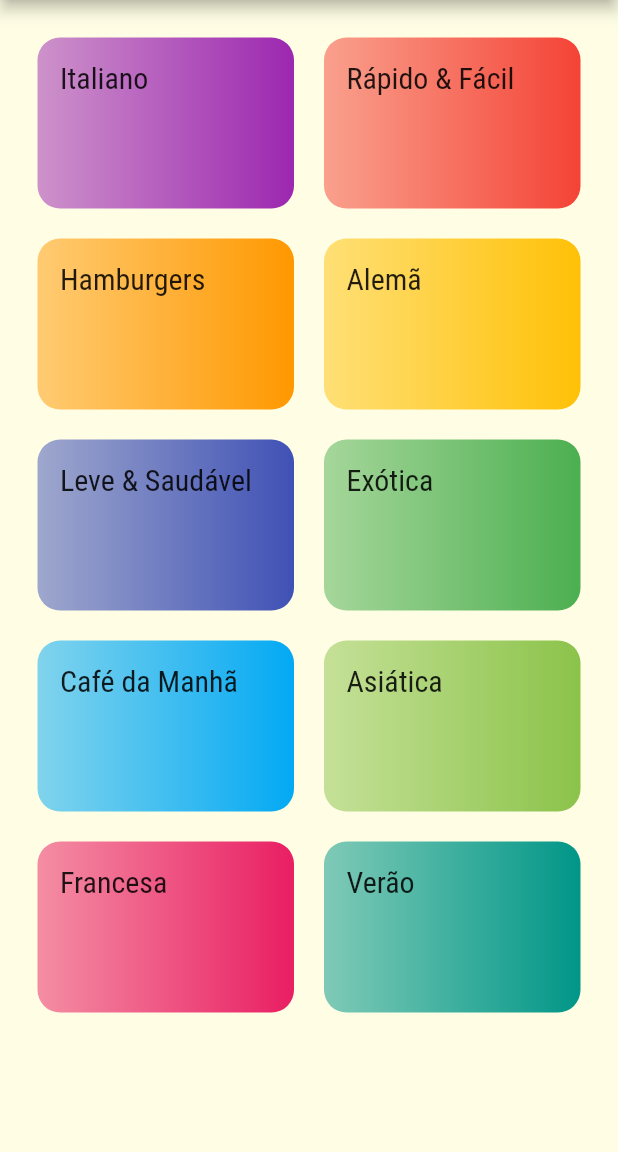
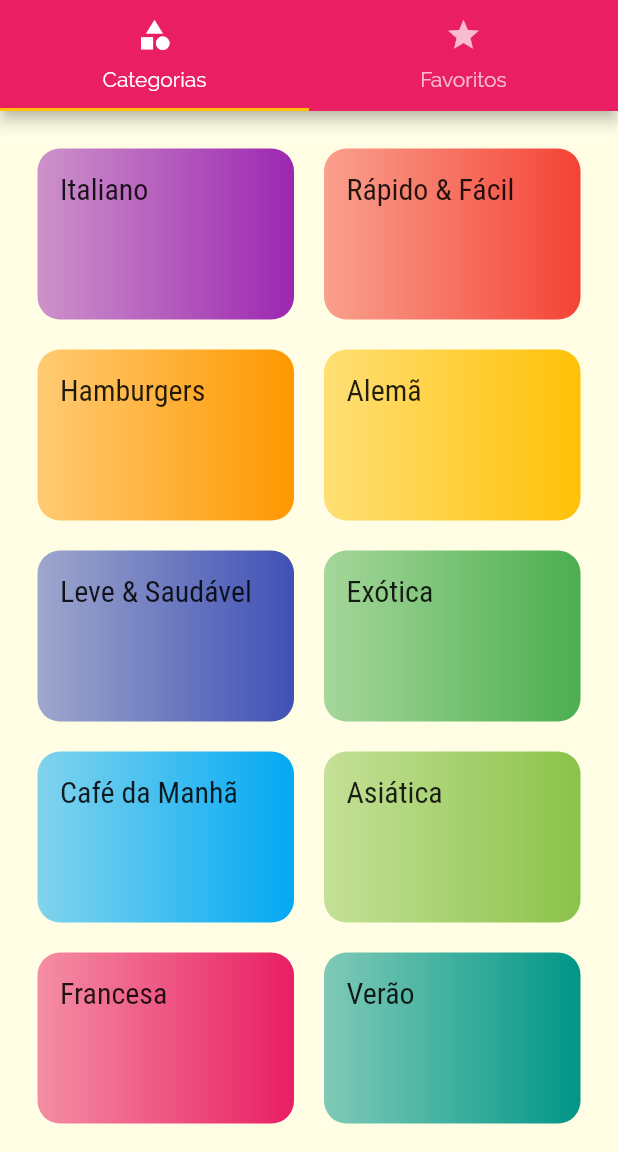
Before and after one commit to forstudents/meals_v1, a Flutter app: the screen it shows after launch, on a phone screen of 412 x 824 dp, the part 84-1236 px from its top. Run offline on Flutter 3.47's test engine with Material 2 defaults, Android fonts, the phone set to English and light mode, and no system bars.

Commit message:
Divisão por abas

```diff
--- a/lib/main.dart
+++ b/lib/main.dart
@@ -1,6 +1,8 @@
 import 'package:flutter/material.dart';
 import 'package:meals/screens/categories_meals_screen.dart';
 import 'package:meals/screens/categories_screen.dart';
+import 'package:meals/screens/meal_detail_screen.dart';
+import 'package:meals/screens/tabs_screen.dart';
 import 'package:meals/utils/app_routes.dart';
 
 void main() => runApp(MyApp());
@@ -21,10 +23,13 @@ class MyApp extends StatelessWidget {
                   fontSize: 20,
                 ),
               )),
-      home: CategoriesScreen(),
+      home: TabsScreen(),
       routes: {
-        AppRoutes.CATEGORIES_MEALS :(context) => CategoriesMealsScreen(),
+        AppRoutes.CATEGORIES_MEALS: (context) => CategoriesMealsScreen(),
+        AppRoutes.MEAL_DETAIL: (context) => MealDetailScreen(),
       },
+      onUnknownRoute: (settings) =>
+          MaterialPageRoute(builder: (context) => CategoriesScreen()),
     );
   }
 }
--- a/lib/screens/categories_screen.dart
+++ b/lib/screens/categories_screen.dart
@@ -5,10 +5,7 @@ class CategoriesScreen extends StatelessWidget {
 
   @override
   Widget build(BuildContext context) {
-    return Scaffold(
-
-      appBar: AppBar(title: Text('Vamos cozinhar?'),),
-          body: GridView(
+    return  GridView(
             padding: const EdgeInsets.all(25),
         gridDelegate: SliverGridDelegateWithMaxCrossAxisExtent(
               maxCrossAxisExtent: 200,
@@ -19,7 +16,6 @@ class CategoriesScreen extends StatelessWidget {
         children: DUMMY_CATEGORIES.map((category) {
             return CategoryItem(category);
         },).toList(),
-      ),
-    );
+      );
   }
 }
--- /dev/null
+++ b/lib/screens/tabs_screen.dart
@@ -0,0 +1,37 @@
+import 'package:flutter/material.dart';
+import 'package:meals/screens/categories_screen.dart';
+import 'package:meals/screens/favorite_screens.dart';
+
+class TabsScreen extends StatelessWidget {
+  @override
+  Widget build(BuildContext context) {
+    return DefaultTabController(
+      length: 2,
+      child: Scaffold(
+        appBar: AppBar(
+          title: Text(
+            'Vamos cozinhar?',
+          ),
+          bottom: TabBar(
+            tabs: [
+              Tab(
+                icon: Icon(Icons.category),
+                text: 'Categorias',
+              ),
+              Tab(
+                icon: Icon(Icons.star),
+                text: 'Favoritos',
+              ),
+            ],
+          ),
+        ),
+        body: TabBarView(
+          children: <Widget>[
+            CategoriesScreen(),
+            FavoriteScreen(),
+          ],
+        ),
+      ),
+    );
+  }
+}
--- a/lib/utils/app_routes.dart
+++ b/lib/utils/app_routes.dart
@@ -2,4 +2,5 @@ class AppRoutes {
 
   static const HOME = '/';
   static const CATEGORIES_MEALS = '/categories-meals';
+  static const MEAL_DETAIL = '/meal-detail';
 }
```
Also changed, not shown: lib/screens/favorite_screens.dart (added, +10 -0 lines), lib/screens/meal_detail_screen.dart (added, +91 -0 lines), lib/widgets/meal_item.dart (+8 -2 lines).
